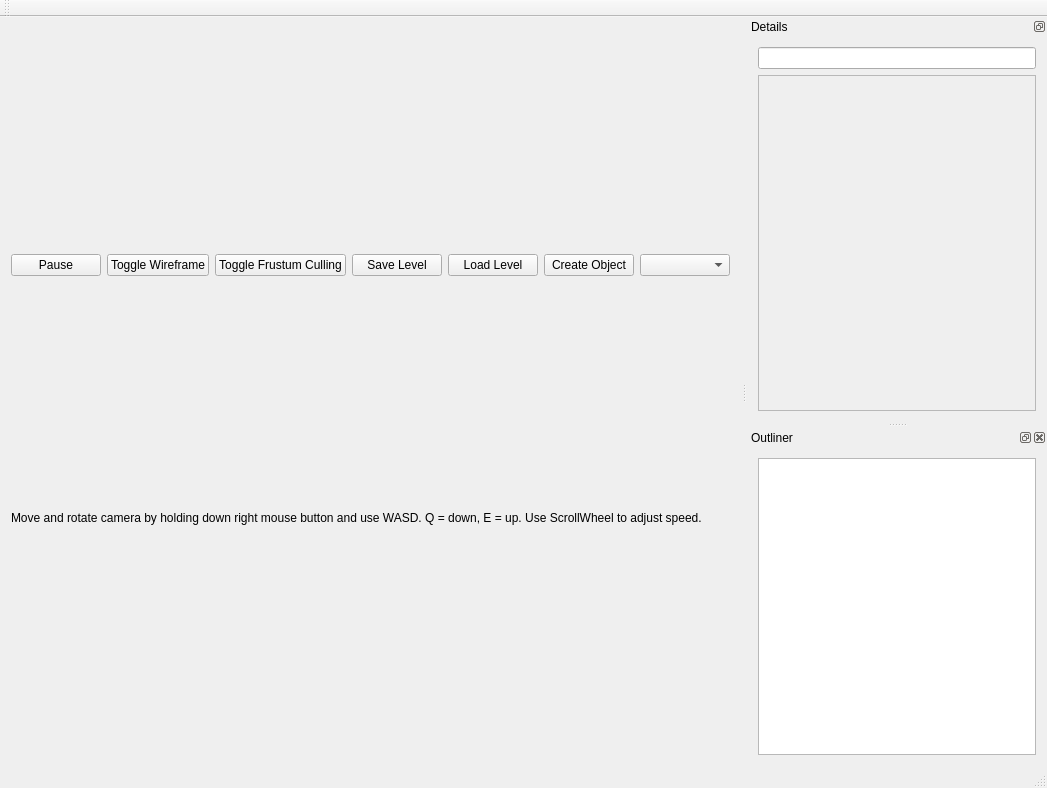
Above: mainwindow.ui from FredrikEik/Game_Engine_Architecture before the change. Below: the same form after it.
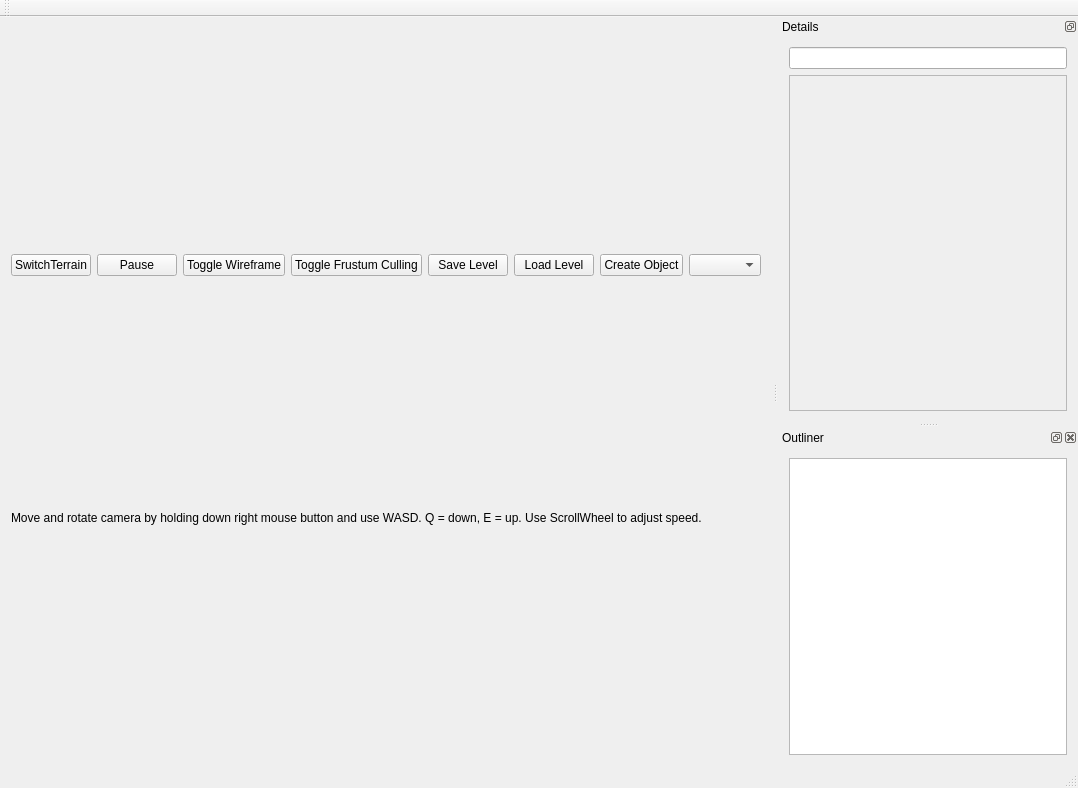
That is the form after the change.

Patch:
```diff
--- a/mainwindow.ui
+++ b/mainwindow.ui
@@ -6,7 +6,7 @@
    <rect>
     <x>0</x>
     <y>0</y>
-    <width>1047</width>
+    <width>1069</width>
     <height>788</height>
    </rect>
   </property>
@@ -17,6 +17,13 @@
    <layout class="QVBoxLayout" name="verticalLayout">
     <item>
      <layout class="QHBoxLayout" name="horizontalLayout">
+      <item>
+       <widget class="QPushButton" name="SwitchTerrain">
+        <property name="text">
+         <string>SwitchTerrain</string>
+        </property>
+       </widget>
+      </item>
       <item>
        <widget class="QPushButton" name="PlayPause">
         <property name="enabled">
@@ -169,8 +176,8 @@
          <rect>
           <x>0</x>
           <y>0</y>
-          <width>280</width>
-          <height>338</height>
+          <width>276</width>
+          <height>331</height>
          </rect>
         </property>
         <layout class="QVBoxLayout" name="verticalLayout_9">
```
Left out of the diff: 4 changed lines with no effect on the pictures.
